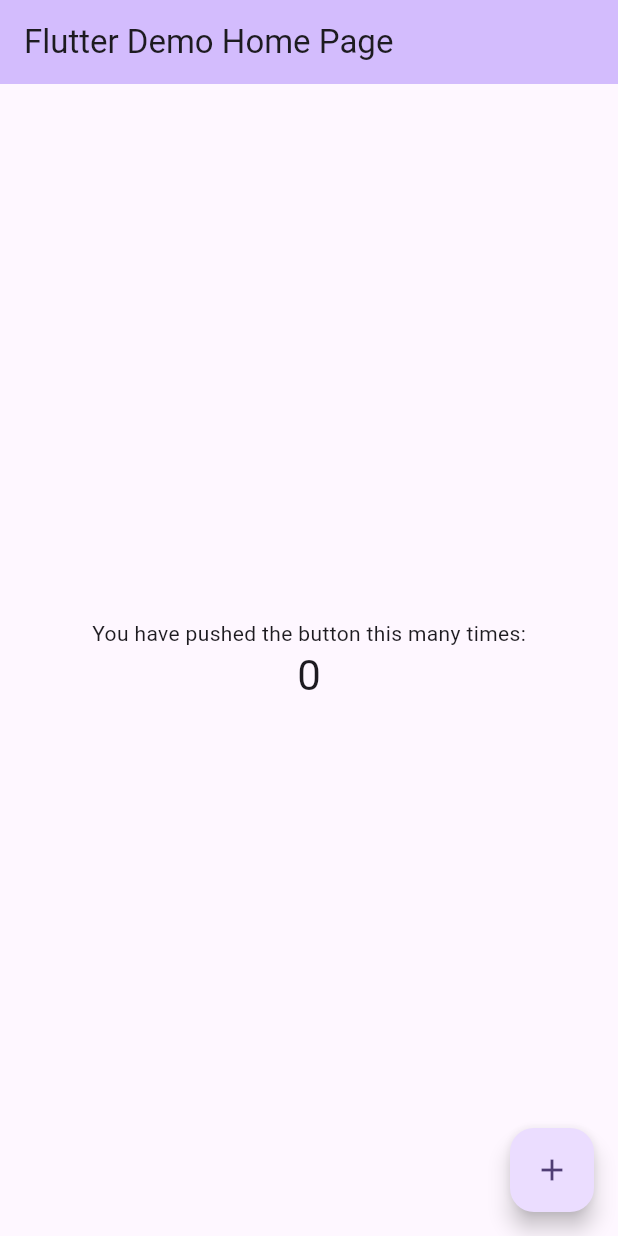
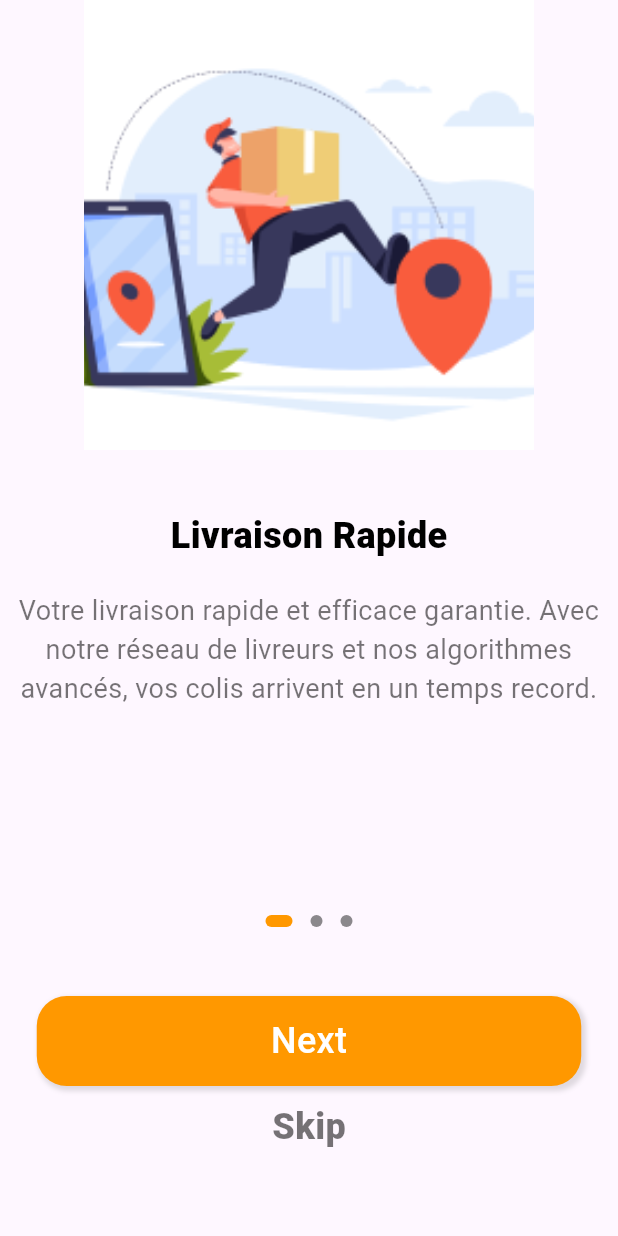
Before and after one commit to BAHRAOUIYassir/RapidDeliveryPFE, a Flutter app: the screen it shows after launch, on a phone screen of 412 x 824 dp. Run offline on Flutter 3.47's test engine with Material 3 defaults, Android fonts, the phone set to English and light mode, and no system bars; drawn by our look-alikes of dots_indicator; Roboto replaces fonts that are missing (fonts/inter-Regular.ttf).

Commit message:
page welcome de applcation avand de login

```diff
--- a/mobile_app/lib/main.dart
+++ b/mobile_app/lib/main.dart
@@ -1,4 +1,6 @@
 import 'package:flutter/material.dart';
+
+import 'screen/welcome.dart';
 
 void main() {
   runApp(const MyApp());
@@ -7,119 +9,14 @@
 class MyApp extends StatelessWidget {
   const MyApp({super.key});
 
-  // This widget is the root of your application.
   @override
   Widget build(BuildContext context) {
     return MaterialApp(
-      title: 'Flutter Demo',
-      theme: ThemeData(
-        // This is the theme of your application.
-        //
-        // TRY THIS: Try running your application with "flutter run". You'll see
-        // the application has a purple toolbar. Then, without quitting the app,
-        // try changing the seedColor in the colorScheme below to Colors.green
-        // and then invoke "hot reload" (save your changes or press the "hot
-        // reload" button in a Flutter-supported IDE, or press "r" if you used
-        // the command line to start the app).
-        //
-        // Notice that the counter didn't reset back to zero; the application
-        // state is not lost during the reload. To reset the state, use hot
-        // restart instead.
-        //
-        // This works for code too, not just values: Most code changes can be
-        // tested with just a hot reload.
-        colorScheme: ColorScheme.fromSeed(seedColor: Colors.deepPurple),
-        useMaterial3: true,
-      ),
-      home: const MyHomePage(title: 'Flutter Demo Home Page'),
+      debugShowCheckedModeBanner:
+          false, // hadi bax kthyd dik debug li ktkon fjnb lfo9
+      home: const SafeArea(child: welcome()),
+      theme: ThemeData(fontFamily: 'fonts/inter-Regular.ttf'),
+      //hada theme data kdar fiha xi haja li atkon f ga3 les page bhal back ground bhla font
     );
   }
 }
-
-class MyHomePage extends StatefulWidget {
-  const MyHomePage({super.key, required this.title});
-
-  // This widget is the home page of your application. It is stateful, meaning
-  // that it has a State object (defined below) that contains fields that affect
-  // how it looks.
-
-  // This class is the configuration for the state. It holds the values (in this
-  // case the title) provided by the parent (in this case the App widget) and
-  // used by the build method of the State. Fields in a Widget subclass are
-  // always marked "final".
-
-  final String title;
-
-  @override
-  State<MyHomePage> createState() => _MyHomePageState();
-}
-
-class _MyHomePageState extends State<MyHomePage> {
-  int _counter = 0;
-
-  void _incrementCounter() {
-    setState(() {
-      // This call to setState tells the Flutter framework that something has
-      // changed in this State, which causes it to rerun the build method below
-      // so that the display can reflect the updated values. If we changed
-      // _counter without calling setState(), then the build method would not be
-      // called again, and so nothing would appear to happen.
-      _counter++;
-    });
-  }
-
-  @override
-  Widget build(BuildContext context) {
-    // This method is rerun every time setState is called, for instance as done
-    // by the _incrementCounter method above.
-    //
-    // The Flutter framework has been optimized to make rerunning build methods
-    // fast, so that you can just rebuild anything that needs updating rather
-    // than having to individually change instances of widgets.
-    return Scaffold(
-      appBar: AppBar(
-        // TRY THIS: Try changing the color here to a specific color (to
-        // Colors.amber, perhaps?) and trigger a hot reload to see the AppBar
-        // change color while the other colors stay the same.
-        backgroundColor: Theme.of(context).colorScheme.inversePrimary,
-        // Here we take the value from the MyHomePage object that was created by
-        // the App.build method, and use it to set our appbar title.
-        title: Text(widget.title),
-      ),
-      body: Center(
-        // Center is a layout widget. It takes a single child and positions it
-        // in the middle of the parent.
-        child: Column(
-          // Column is also a layout widget. It takes a list of children and
-          // arranges them vertically. By default, it sizes itself to fit its
-          // children horizontally, and tries to be as tall as its parent.
-          //
-          // Column has various properties to control how it sizes itself and
-          // how it positions its children. Here we use mainAxisAlignment to
-          // center the children vertically; the main axis here is the vertical
-          // axis because Columns are vertical (the cross axis would be
-          // horizontal).
-          //
-          // TRY THIS: Invoke "debug painting" (choose the "Toggle Debug Paint"
-          // action in the IDE, or press "p" in the console), to see the
-          // wireframe for each widget.
-          mainAxisAlignment: MainAxisAlignment.center,
-          children: <Widget>[
-            const Text(
-              'You have pushed the button this many times:',
-            ),
-            Text(
-              '$_counter',
-              style: Theme.of(context).textTheme.headlineMedium,
-            ),
-          ],
-        ),
-      ),
-      floatingActionButton: FloatingActionButton(
-        onPressed: _incrementCounter,
-        tooltip: 'Increment',
-        child: const Icon(Icons.add),
-      ), // This trailing comma makes auto-formatting nicer for build methods.
-    );
-  }
-}
--- /dev/null
+++ b/mobile_app/lib/screen/welcome.dart
@@ -0,0 +1,72 @@
+import 'package:dots_indicator/dots_indicator.dart';
+import 'package:flutter/material.dart';
+
+import '../widget/widget.dart';
+
+class welcome extends StatefulWidget {
+  const welcome({super.key});
+
+  @override
+  State<welcome> createState() => _welcomeState();
+}
+
+class _welcomeState extends State<welcome> {
+  final PageController _controller = PageController();
+
+  int dotindex = 0;
+
+  @override
+  Widget build(BuildContext context) {
+    return Scaffold(
+      body: Stack(alignment: Alignment.center, children: [
+        PageView(
+          onPageChanged: (value) {
+            setState(() {
+              dotindex = value;
+            });
+          },
+          controller: _controller,
+          scrollDirection: Axis.horizontal,
+          children: [
+            Apponbroadpage(_controller,
+                imagepath: "image/page1.png",
+                titre: 'Livraison Rapide',
+                soustitre:
+                    'Votre livraison rapide et efficace garantie. Avec notre réseau de livreurs et nos algorithmes avancés, vos colis arrivent en un temps record.',
+                index: 1,
+                btnTitre: 'Next'),
+            Apponbroadpage(_controller,
+                imagepath: "image/page2.png",
+                titre: 'Suivi en Temps Réel',
+                soustitre:
+                    "Ne perdez jamais de vue vos colis. Suivez-les à chaque étape, de l'entrepôt jusqu'à votre porte, grâce à notre suivi en temps réel.",
+                index: 2,
+                btnTitre: 'Next'),
+            Apponbroadpage(_controller,
+                imagepath: "image/page3.webp",
+                titre: 'Service Client Exceptionnel',
+                soustitre:
+                    'Notre équipe est là pour vous, 24/7. Des réponses rapides à toutes vos questions, pour une expérience de livraison sans stress.',
+                index: 3,
+                btnTitre: 'Get Started'),
+          ],
+        ),
+        Positioned(
+          bottom: 200,
+          child: DotsIndicator(
+            dotsCount: 3,
+            position: dotindex,
+            decorator: DotsDecorator(
+              size: const Size.square(8),
+              activeSize: const Size(18.0, 8.0),
+              activeColor: const Color(0xFFFF9800),
+              activeShape: RoundedRectangleBorder(
+                  borderRadius: BorderRadius.circular(20)),
+              color: Colors.black45,
+            ),
+          ),
+        ),
+      ]),
+    );
+  }
+}
--- /dev/null
+++ b/mobile_app/lib/widget/widget.dart
@@ -0,0 +1,132 @@
+// ignore_for_file: non_constant_identifier_names
+
+import 'package:flutter/material.dart';
+
+import '../widget/Text_widget.dart';
+
+//hada fichier nb9aw nhato fih les buuton wla xi haja xi wiget kt3wd n personalizha hna
+Widget Apponbroadpage(
+  PageController controller, {
+  String imagepath = "",
+  String titre = "",
+  String soustitre = "",
+  int index = 0,
+  String btnTitre = "",
+}) {
+  return Column(
+    children: [
+      SizedBox(
+        height: 300,
+        width: 300,
+        child: Image.asset(
+          imagepath,
+          fit: BoxFit.cover,
+          // width: 500,
+          // height: 500,
+        ),
+      ),
+      const SizedBox(
+        height: 30,
+      ),
+      Padding(
+        padding: const EdgeInsets.all(10.0),
+        child: text24(name: titre),
+      ),
+      SizedBox(
+        height: 140,
+        child: Padding(
+          padding: const EdgeInsets.all(10.0),
+          child: text18(name: soustitre, color: Colors.black54),
+        ),
+      ),
+      const SizedBox(
+        height: 40,
+      ),
+      _button(index, btnTitre, controller),
+      const SizedBox(
+        height: 10,
+      ),
+      GestureDetector(
+        // onTap: () => loginpage(),
+        // fhadi hya btton skip li radi dik nichan l login
+        child: text24(
+          name: 'Skip',
+          color: Colors.black54,
+        ),
+      )
+    ],
+  );
+}
+
+Widget _button(int index, String titre, PageController controller) {
+  return GestureDetector(
+    onTap: () {
+      if (index < 3) {
+        controller.animateToPage(
+          index,
+          duration: Duration(milliseconds: 200),
+          curve: Curves.linear,
+        );
+      } else {}
+
+      //
+      //hna fhad else radi tkon direction l page dyal login
+    },
+    child: Container(
+      height: 60,
+      width: 363,
+      margin: const EdgeInsets.only(top: 100),
+      decoration: BoxDecoration(
+        color: Color(0xFFFF9800),
+        borderRadius: BorderRadius.circular(20.0),
+        boxShadow: const [
+          BoxShadow(
+            spreadRadius: 1,
+            offset: Offset(2, 2),
+            color: Colors.black12,
+            blurRadius: 2,
+          ),
+        ],
+      ),
+      child: Center(
+        child: Text(
+          titre,
+          style: const TextStyle(
+              color: Colors.white,
+              fontSize: 24,
+              fontWeight: FontWeight.w500), // Adjust text style as needed
+        ),
+      ),
+    ),
+  );
+}
+
+//hadi button zid ila htjitha
+Widget button({String name = "", double sizetext = 24}) {
+  return Container(
+    height: 60,
+    width: 363,
+    margin: const EdgeInsets.only(top: 100),
+    decoration: BoxDecoration(
+      color: const Color(0xFFFF9800),
+      borderRadius: BorderRadius.circular(20.0),
+      boxShadow: const [
+        BoxShadow(
+          spreadRadius: 1,
+          offset: Offset(2, 2),
+          color: Colors.black12,
+          blurRadius: 2,
+        ),
+      ],
+    ),
+    child: Center(
+      child: Text(
+        name,
+        style: TextStyle(
+            color: Colors.white,
+            fontSize: sizetext,
+            fontWeight: FontWeight.w500), // Adjust text style as needed
+      ),
+    ),
+  );
+}
```
Also changed, not shown: mobile_app/lib/widget/Text_widget.dart (added, +31 -0 lines), mobile_app/pubspec.yaml (+10 -9 lines), mobile_app/fonts/Inter-Regular.ttf (added), mobile_app/image/livreur_men.png (added), mobile_app/image/page1.png (added), mobile_app/image/page2.png (added), mobile_app/image/page3.webp (added), mobile_app/pubspec.lock.
